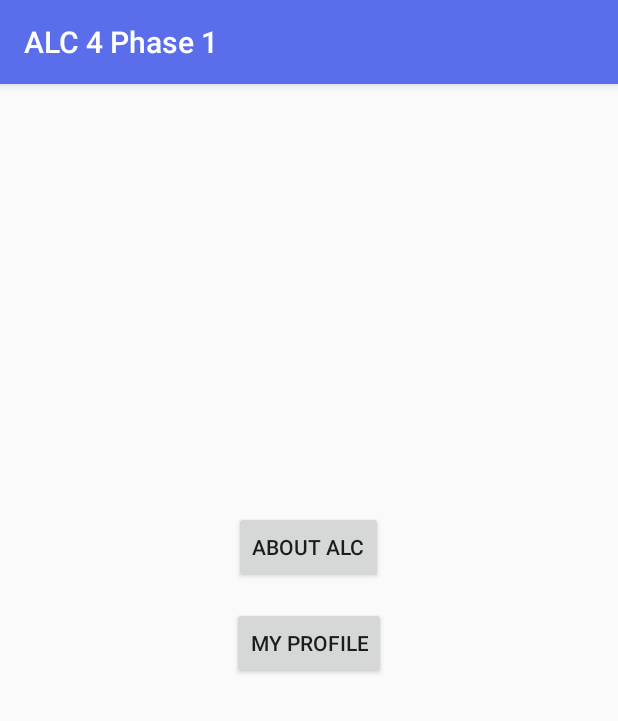
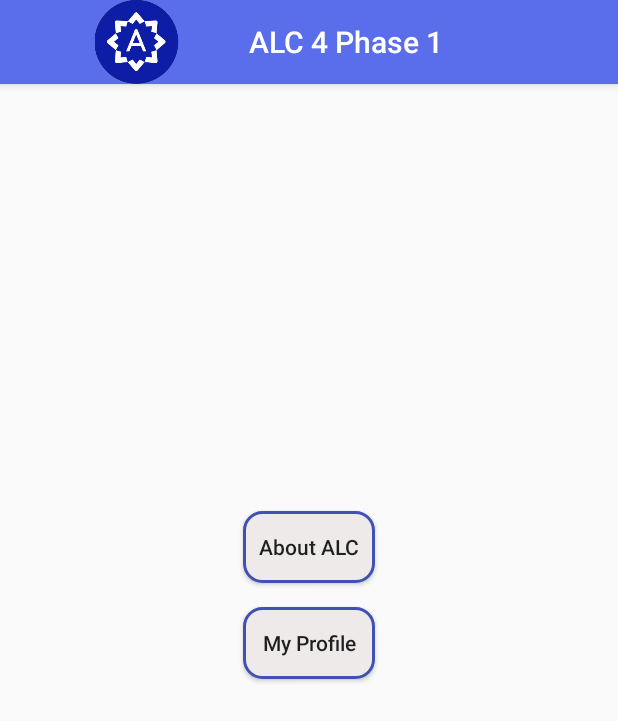
Before and after one commit to dims26/ALC4Phase1, an Android app: the screen it shows after launch (MainActivity), on a phone screen of 412 x 824 dp. Shown: the top 721 px of the screen. Run offline under Robolectric (Android 15) with nearby library versions, the phone set to English and light mode, and no system bars.

Commit message:
UI changes

```diff
--- a/app/src/main/AndroidManifest.xml
+++ b/app/src/main/AndroidManifest.xml
@@ -7,7 +7,7 @@
 
     <application
         android:allowBackup="true"
-        android:icon="@mipmap/ic_launcher"
+        android:icon="@mipmap/alc_icon"
         android:label="@string/app_name"
         android:roundIcon="@mipmap/ic_launcher_round"
         android:supportsRtl="true"
--- a/app/src/main/java/com/dims/alc4phase1/MainActivity.java
+++ b/app/src/main/java/com/dims/alc4phase1/MainActivity.java
@@ -5,6 +5,8 @@ import android.support.v7.app.AppCompatActivity;
 import android.os.Bundle;
 import android.view.View;
 import android.widget.Button;
+
+import java.util.Objects;
 
 public class MainActivity extends AppCompatActivity {
 
@@ -15,6 +17,9 @@ public class MainActivity extends AppCompatActivity {
     protected void onCreate(Bundle savedInstanceState) {
         super.onCreate(savedInstanceState);
         setContentView(R.layout.activity_main);
+
+        getSupportActionBar().setDisplayShowHomeEnabled(true);
+        getSupportActionBar().setIcon(R.mipmap.alc_home);
 
         mAboutALC = findViewById(R.id.about_alc);
         mMyProfile = findViewById(R.id.my_profile);
--- a/app/src/main/res/layout/activity_main.xml
+++ b/app/src/main/res/layout/activity_main.xml
@@ -14,7 +14,9 @@
         android:layout_marginTop="200dp"
         android:layout_marginEnd="162dp"
         android:layout_marginBottom="278dp"
+        android:background="@layout/rounded_corners"
         android:text="@string/about_alc"
+        android:textAllCaps="false"
         app:layout_constraintBottom_toBottomOf="parent"
         app:layout_constraintEnd_toEndOf="parent"
         app:layout_constraintStart_toStartOf="parent"
@@ -26,7 +28,9 @@
         android:layout_width="wrap_content"
         android:layout_height="wrap_content"
         android:layout_marginTop="16dp"
+        android:background="@layout/rounded_corners"
         android:text="@string/my_profile"
+        android:textAllCaps="false"
         app:layout_constraintEnd_toEndOf="@+id/about_alc"
         app:layout_constraintStart_toStartOf="@+id/about_alc"
         app:layout_constraintTop_toBottomOf="@+id/about_alc" />
--- a/app/src/main/res/values/strings.xml
+++ b/app/src/main/res/values/strings.xml
@@ -1,7 +1,7 @@
 <resources>
     <string name="app_name">ALC 4 Phase 1</string>
-    <string name="about_alc">About ALC</string>
-    <string name="my_profile">My Profile</string>
+    <string name="about_alc"> About ALC </string>
+    <string name="my_profile"> My Profile </string>
     <string name="name">ADEDIMEJI SEBIOTIMO</string>
     <string name="profile_picture_contentDescription">Profile picture</string>
     <string name="track">Track: Android</string>
```
Also changed, not shown: app/src/main/res/layout/activity_my_profile.xml (+10 -10 lines), app/src/main/res/layout/rounded_corners.xml (added, +23 -0 lines), app/src/main/res/mipmap-xhdpi/alc_home.png (added), app/src/main/res/mipmap-xhdpi/alc_icon.png (added).
